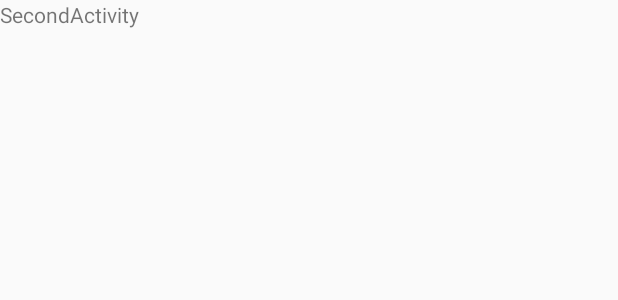
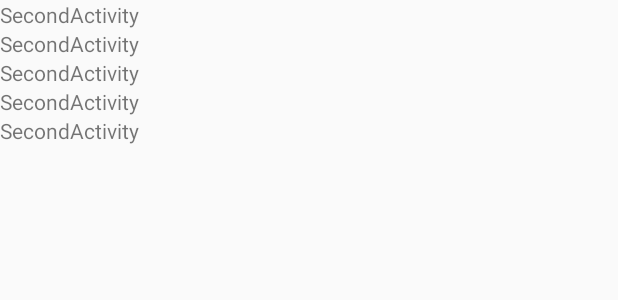
Before and after one commit to nep8810/CalcApp, an Android app: the layout activity_second.xml on its own in the app's theme, with its tools: preview values and no code run, on a phone screen of 412 x 824 dp. Shown: the top 300 px of the screen. Run offline under Robolectric (Android 15) with nearby library versions, the phone set to English and light mode, and no system bars.

Commit message:
四則計算アプリ[途中経過①]

```diff
--- a/app/src/main/res/layout/activity_second.xml
+++ b/app/src/main/res/layout/activity_second.xml
@@ -1,6 +1,7 @@
 <?xml version="1.0" encoding="utf-8"?>
 <LinearLayout
     xmlns:android="http://schemas.android.com/apk/res/android"
+    xmlns:tools="http://schemas.android.com/tools"
     android:layout_width="match_parent"
     android:layout_height="match_parent"
     android:orientation="vertical">
@@ -11,4 +12,28 @@
         android:text="SecondActivity"
         android:id="@+id/textView"/>
 
+    <TextView
+        android:layout_width="wrap_content"
+        android:layout_height="wrap_content"
+        android:text="SecondActivity"
+        android:id="@+id/textView1" />
+
+    <TextView
+        android:layout_width="wrap_content"
+        android:layout_height="wrap_content"
+        android:text="SecondActivity"
+        android:id="@+id/textView2"/>
+
+    <TextView
+        android:layout_width="wrap_content"
+        android:layout_height="wrap_content"
+        android:text="SecondActivity"
+        android:id="@+id/textView3"/>
+
+    <TextView
+        android:layout_width="wrap_content"
+        android:layout_height="wrap_content"
+        android:text="SecondActivity"
+        android:id="@+id/textView4"/>
+
 </LinearLayout>
```
Also changed, not shown: app/src/main/java/com/example/calcapp/MainActivity.kt (+14 -4 lines), app/src/main/java/com/example/calcapp/SecondActivity.kt (+6 -12 lines).
